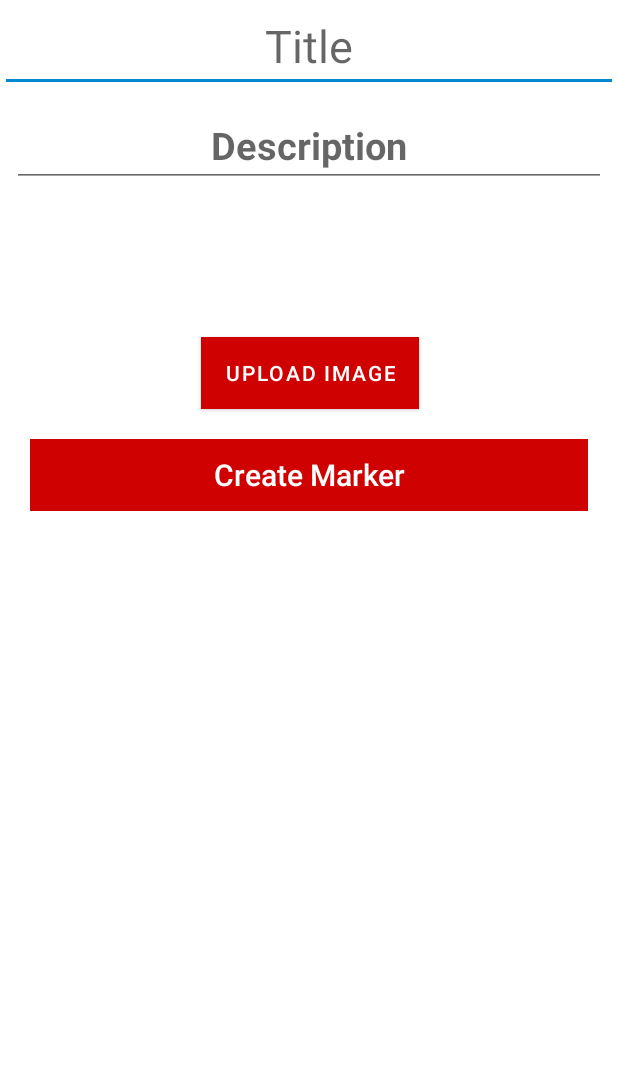
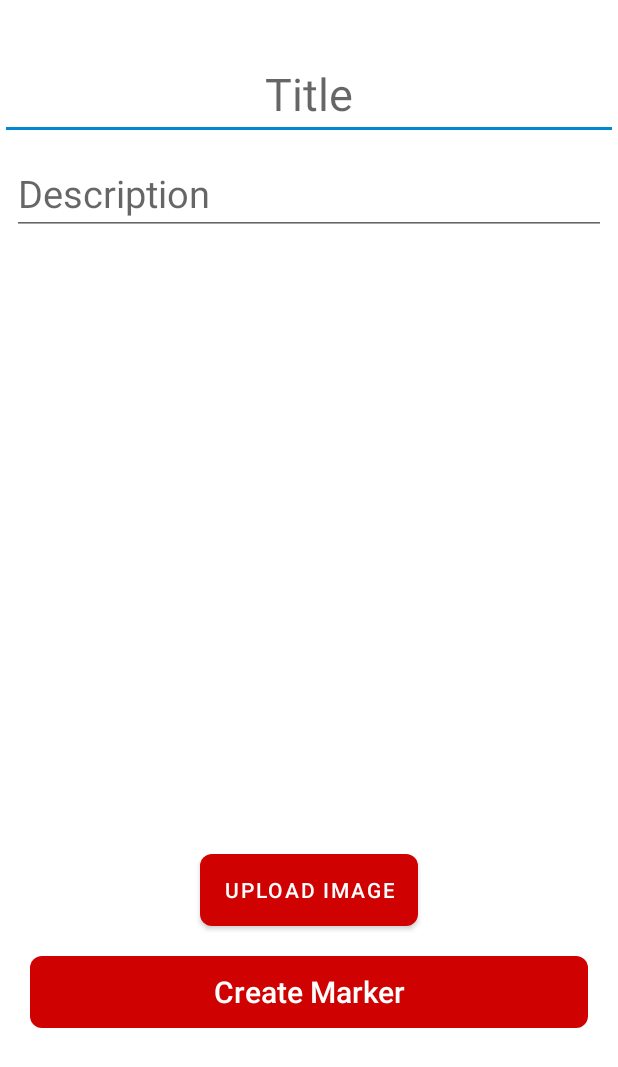
Before and after one commit to SebiPf/Scapp-Scouting-App, an Android app: the CreateMarker screen opened directly, with no data from a screen before it, on a phone screen of 412 x 824 dp. Shown: the top 1067 px of the screen. Run offline under Robolectric (Android 15) with nearby library versions, the phone set to English and light mode, and no system bars; our stand-ins replace Firebase (no records; nobody signed in at launch, a user with empty details on screens opened directly).

Commit message:
some changes

```diff
--- a/app/src/main/res/layout/activity_create_marker.xml
+++ b/app/src/main/res/layout/activity_create_marker.xml
@@ -42,6 +42,7 @@
                 android:id="@+id/popup_window_title"
                 android:layout_width="match_parent"
                 android:layout_height="wrap_content"
+                android:layout_marginTop="32dp"
                 android:gravity="center"
                 android:hint="Title"
                 android:textAlignment="center"
@@ -59,12 +60,10 @@
                 android:layout_marginStart="8dp"
                 android:layout_marginTop="8dp"
                 android:layout_marginEnd="8dp"
-                android:layout_marginBottom="8dp"
                 android:gravity="center"
                 android:hint="Description"
-                android:textAlignment="center"
+                android:textAlignment="viewStart"
                 android:textSize="25sp"
-                android:textStyle="bold"
                 app:layout_constraintEnd_toEndOf="parent"
                 app:layout_constraintStart_toStartOf="parent"
                 app:layout_constraintTop_toBottomOf="@+id/popup_window_title" />
@@ -95,13 +94,12 @@
                 android:layout_width="wrap_content"
                 android:layout_height="wrap_content"
                 android:layout_margin="20dp"
-                android:background="#9E1C40"
+                android:background="@drawable/bg_gray_rounded"
                 android:gravity="center"
                 android:text="Upload Image"
+                app:layout_constraintBottom_toTopOf="@+id/popup_window_button"
                 app:layout_constraintEnd_toEndOf="parent"
-                app:layout_constraintHorizontal_bias="0.504"
                 app:layout_constraintStart_toStartOf="parent"
-                app:layout_constraintTop_toBottomOf="@+id/imgviewcontainer"
                 tools:srcCompat="@tools:sample/avatars" />
 
             <Button
@@ -111,15 +109,16 @@
                 android:layout_width="match_parent"
                 android:layout_height="wrap_content"
                 android:layout_margin="20dp"
-                android:layout_marginBottom="0dp"
-                android:background="#851635"
+                android:background="@drawable/bg_gray_rounded"
                 android:text="Create Marker"
                 android:textAllCaps="false"
                 android:textColor="#FFFFFF"
                 android:textSize="20sp"
+                app:layout_constraintBottom_toBottomOf="parent"
                 app:layout_constraintEnd_toEndOf="parent"
                 app:layout_constraintStart_toStartOf="parent"
-                app:layout_constraintTop_toBottomOf="@+id/ImgButton" />
+                app:layout_constraintTop_toTopOf="parent"
+                app:layout_constraintVertical_bias="0.839" />
 
         </androidx.constraintlayout.widget.ConstraintLayout>
     </androidx.cardview.widget.CardView>
```
